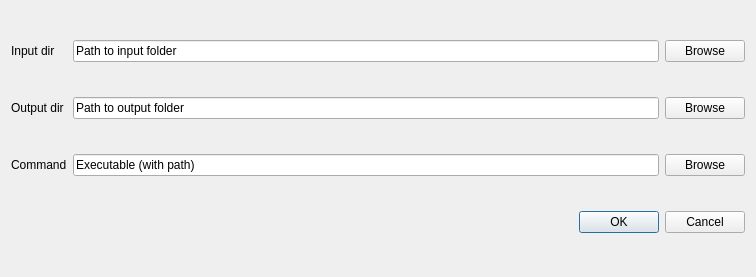
lumovan/Designer-QGIS-Plugin, file python/FiberPlanITDesigner/ui_fiberplanitdesigner.ui: the form before one commit.
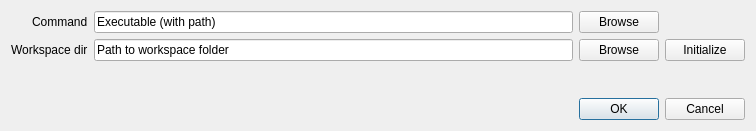
The form after the commit.

Commit message: Added a workspace initialization button Merged the input and output directory selection controls into a single workspace selection control

What changed in the file:
```diff
--- a/python/FiberPlanITDesigner/ui_fiberplanitdesigner.ui
+++ b/python/FiberPlanITDesigner/ui_fiberplanitdesigner.ui
@@ -7,14 +7,26 @@
     <x>0</x>
     <y>0</y>
     <width>756</width>
-    <height>277</height>
+    <height>131</height>
    </rect>
   </property>
   <property name="windowTitle">
    <string>FiberPlanIT Designer Plugin config</string>
   </property>
   <layout class="QGridLayout" name="gridLayout">
-   <item row="2" column="2">
+   <item row="4" column="0">
+    <layout class="QGridLayout" name="gridLayout_2">
+     <item row="3" column="1" colspan="3">
+      <widget class="QDialogButtonBox" name="buttonBox">
+       <property name="orientation">
+        <enum>Qt::Horizontal</enum>
+       </property>
+       <property name="standardButtons">
+        <set>QDialogButtonBox::Cancel|QDialogButtonBox::Ok</set>
+       </property>
+      </widget>
+     </item>
+     <item row="0" column="2">
     <widget class="QPushButton" name="btnCommand">
      <property name="text">
       <string>Browse</string>
@@ -22,43 +34,19 @@
     </widget>
    </item>
    <item row="2" column="1">
-    <widget class="QLineEdit" name="leCommand">
-     <property name="text">
-      <string>Executable (with path)</string>
-     </property>
-     <property name="placeholderText">
-      <string>Executable (with path)</string>
-     </property>
-    </widget>
-   </item>
-   <item row="1" column="1">
-    <widget class="QLineEdit" name="leOutputDir">
-     <property name="text">
-      <string>Path to output folder</string>
-     </property>
-     <property name="placeholderText">
-      <string>Path to output folder</string>
-     </property>
-    </widget>
-   </item>
-   <item row="1" column="2">
-    <widget class="QPushButton" name="btnOutputDir">
-     <property name="text">
-      <string>Browse</string>
-     </property>
-    </widget>
-   </item>
-   <item row="0" column="1">
-    <widget class="QLineEdit" name="leInputDir">
-     <property name="text">
-      <string>Path to input folder</string>
-     </property>
-     <property name="placeholderText">
-      <string>Path to input folder</string>
-     </property>
-    </widget>
-   </item>
-   <item row="2" column="0">
+      <spacer name="verticalSpacer">
+       <property name="orientation">
+        <enum>Qt::Vertical</enum>
+       </property>
+       <property name="sizeHint" stdset="0">
+        <size>
+         <width>20</width>
+         <height>40</height>
+        </size>
+       </property>
+      </spacer>
+     </item>
+     <item row="0" column="0" alignment="Qt::AlignRight">
     <widget class="QLabel" name="lblCommand">
      <property name="sizePolicy">
       <sizepolicy hsizetype="Preferred" vsizetype="Minimum">
@@ -71,7 +59,17 @@
      </property>
     </widget>
    </item>
-   <item row="1" column="0">
+     <item row="1" column="1">
+      <widget class="QLineEdit" name="leWorkspaceDir">
+       <property name="text">
+        <string>Path to workspace folder</string>
+       </property>
+       <property name="placeholderText">
+        <string>Path to output folder</string>
+       </property>
+      </widget>
+     </item>
+     <item row="1" column="0" alignment="Qt::AlignRight">
     <widget class="QLabel" name="lblOutputDir">
      <property name="sizePolicy">
       <sizepolicy hsizetype="Preferred" vsizetype="Minimum">
@@ -80,41 +78,37 @@
       </sizepolicy>
      </property>
      <property name="text">
-      <string>Output dir</string>
+        <string>Workspace dir</string>
      </property>
     </widget>
    </item>
-   <item row="0" column="0">
-    <widget class="QLabel" name="lblInputDir">
-     <property name="sizePolicy">
-      <sizepolicy hsizetype="Preferred" vsizetype="Minimum">
-       <horstretch>0</horstretch>
-       <verstretch>0</verstretch>
-      </sizepolicy>
-     </property>
+     <item row="0" column="1">
+      <widget class="QLineEdit" name="leCommand">
      <property name="text">
-      <string>Input dir</string>
+        <string>Executable (with path)</string>
+       </property>
+       <property name="placeholderText">
+        <string>Executable (with path)</string>
      </property>
     </widget>
    </item>
-   <item row="0" column="2">
-    <widget class="QPushButton" name="btnInputDir">
+     <item row="1" column="2">
+      <widget class="QPushButton" name="btnWorkspaceDir">
      <property name="text">
       <string>Browse</string>
      </property>
     </widget>
    </item>
-   <item row="3" column="0" colspan="3">
-    <widget class="QDialogButtonBox" name="buttonBox">
-     <property name="orientation">
-      <enum>Qt::Horizontal</enum>
-     </property>
-     <property name="standardButtons">
-      <set>QDialogButtonBox::Cancel|QDialogButtonBox::Ok</set>
-     </property>
+     <item row="1" column="3">
+      <widget class="QPushButton" name="btnInitilaizeWorkspace">
+       <property name="text">
+        <string>Initialize</string>
+       </property>
     </widget>
    </item>
   </layout>
+   </item>
+  </layout>
  </widget>
  <resources/>
  <connections>
```
Left out of the diff: 8 changed lines with no effect on the pictures. Lines whose indentation alone changed are shown as unchanged. The commit also changes 3 other files.
